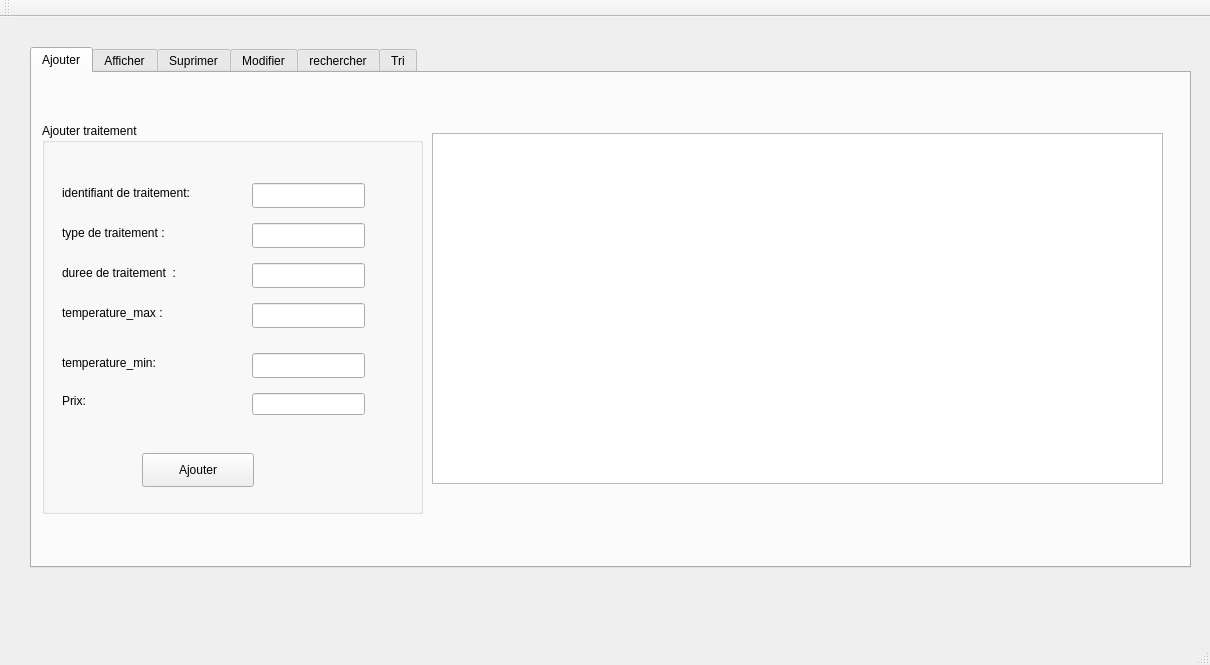
Old version of the form mainwindow.ui in the repository 24-25PCPP2A27/projet2a-2a27-smart-convervation-company.
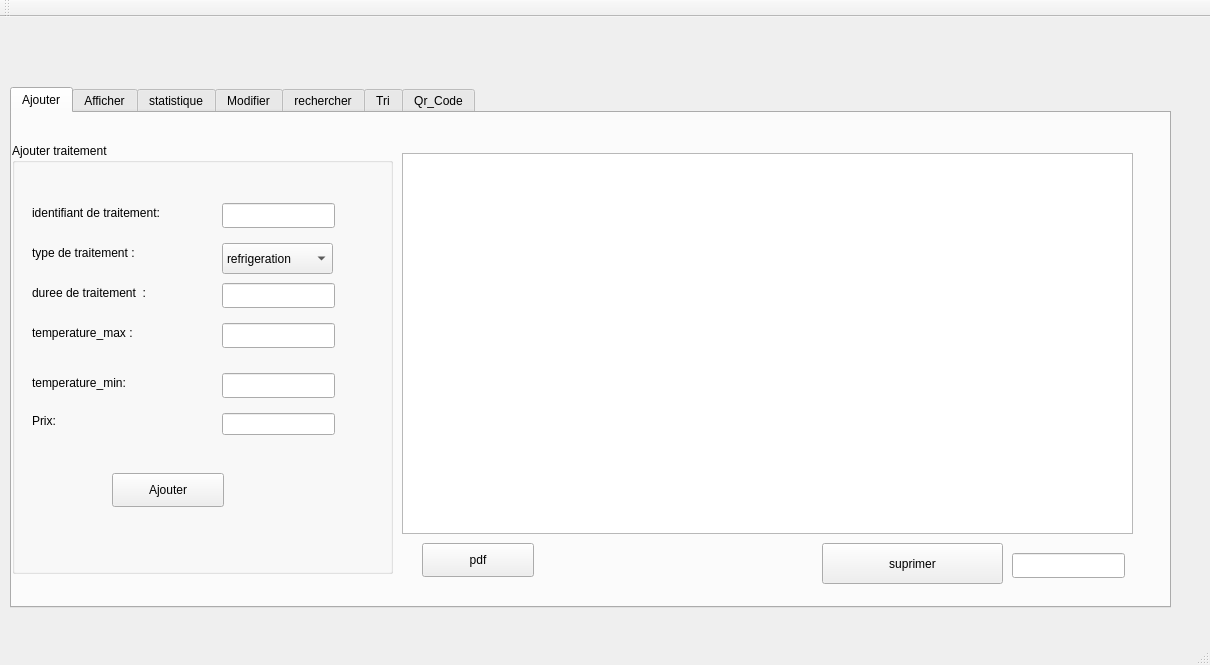
New version of the form. The open tabs and pages were chosen to show the change.

```diff
--- a/mainwindow.ui
+++ b/mainwindow.ui
@@ -17,8 +17,8 @@
    <widget class="QTabWidget" name="tabWidget">
     <property name="geometry">
      <rect>
-      <x>30</x>
-      <y>30</y>
+      <x>10</x>
+      <y>70</y>
       <width>1161</width>
       <height>521</height>
      </rect>
@@ -33,10 +33,10 @@
      <widget class="QGroupBox" name="groupBox">
       <property name="geometry">
        <rect>
-        <x>10</x>
-        <y>50</y>
+        <x>0</x>
+        <y>30</y>
         <width>381</width>
-        <height>391</height>
+        <height>431</height>
        </rect>
       </property>
       <property name="title">
@@ -130,16 +130,6 @@
         </rect>
        </property>
       </widget>
-      <widget class="QLineEdit" name="type">
-       <property name="geometry">
-        <rect>
-         <x>210</x>
-         <y>100</y>
-         <width>113</width>
-         <height>25</height>
-        </rect>
-       </property>
-      </widget>
       <widget class="QLineEdit" name="duree">
        <property name="geometry">
         <rect>
@@ -193,17 +183,78 @@
         <string>Ajouter</string>
        </property>
       </widget>
+      <widget class="QComboBox" name="type">
+       <property name="geometry">
+        <rect>
+         <x>210</x>
+         <y>100</y>
+         <width>111</width>
+         <height>31</height>
+        </rect>
+       </property>
+       <item>
+        <property name="text">
+         <string>refrigeration</string>
+        </property>
+       </item>
+       <item>
+        <property name="text">
+         <string>congelation</string>
+        </property>
+       </item>
+       <item>
+        <property name="text">
+         <string>stockage sous vide</string>
+        </property>
+       </item>
+      </widget>
      </widget>
      <widget class="QTableView" name="tab_6">
       <property name="geometry">
        <rect>
-        <x>400</x>
-        <y>60</y>
+        <x>390</x>
+        <y>40</y>
         <width>731</width>
-        <height>351</height>
+        <height>381</height>
        </rect>
       </property>
      </widget>
+     <widget class="QPushButton" name="pushButton_3">
+      <property name="geometry">
+       <rect>
+        <x>410</x>
+        <y>430</y>
+        <width>112</width>
+        <height>34</height>
+       </rect>
+      </property>
+      <property name="text">
+       <string>pdf</string>
+      </property>
+     </widget>
+     <widget class="QLineEdit" name="id_supp">
+      <property name="geometry">
+       <rect>
+        <x>1000</x>
+        <y>440</y>
+        <width>113</width>
+        <height>25</height>
+       </rect>
+      </property>
+     </widget>
+     <widget class="QPushButton" name="suprimer">
+      <property name="geometry">
+       <rect>
+        <x>810</x>
+        <y>430</y>
+        <width>181</width>
+        <height>41</height>
+       </rect>
+      </property>
+      <property name="text">
+       <string>suprimer</string>
+      </property>
+     </widget>
     </widget>
     <widget class="QWidget" name="tab_2">
      <attribute name="title">
@@ -232,11 +283,16 @@
        <string>Afficher</string>
       </property>
      </widget>
-    </widget>
-    <widget class="QWidget" name="tab_3">
-     <attribute name="title">
-      <string>Suprimer</string>
-     </attribute>
+     <widget class="QLineEdit" name="rech_id">
+      <property name="geometry">
+       <rect>
+        <x>720</x>
+        <y>70</y>
+        <width>131</width>
+        <height>41</height>
+       </rect>
+      </property>
+     </widget>
      <widget class="QLabel" name="label_6">
       <property name="geometry">
        <rect>
@@ -250,23 +306,28 @@
        <string>L'identifiant</string>
       </property>
      </widget>
-     <widget class="QLineEdit" name="id_supp">
+    </widget>
+    <widget class="QWidget" name="tab_3">
+     <attribute name="title">
+      <string>statistique</string>
+     </attribute>
+     <widget class="QWidget" name="verticalLayoutWidget">
       <property name="geometry">
        <rect>
-        <x>310</x>
-        <y>130</y>
-        <width>113</width>
-        <height>25</height>
+        <x>40</x>
+        <y>20</y>
+        <width>1061</width>
+        <height>381</height>
        </rect>
       </property>
      </widget>
-     <widget class="QPushButton" name="suprimer">
+     <widget class="QPushButton" name="stats">
       <property name="geometry">
        <rect>
-        <x>240</x>
-        <y>280</y>
-        <width>181</width>
-        <height>61</height>
+        <x>470</x>
+        <y>420</y>
+        <width>141</width>
+        <height>51</height>
        </rect>
       </property>
       <property name="text">
@@ -528,6 +589,57 @@
         <y>90</y>
         <width>21</width>
         <height>20</height>
+       </rect>
+      </property>
+      <property name="text">
+       <string/>
+      </property>
+     </widget>
+     <widget class="QTableView" name="tab_tri">
+      <property name="geometry">
+       <rect>
+        <x>150</x>
+        <y>150</y>
+        <width>841</width>
+        <height>311</height>
+       </rect>
+      </property>
+     </widget>
+    </widget>
+    <widget class="QWidget" name="tab_9">
+     <attribute name="title">
+      <string>Qr_Code</string>
+     </attribute>
+     <widget class="QPushButton" name="qrCode">
+      <property name="geometry">
+       <rect>
+        <x>380</x>
+        <y>430</y>
+        <width>161</width>
+        <height>41</height>
+       </rect>
+      </property>
+      <property name="text">
+       <string>QrCode</string>
+      </property>
+     </widget>
+     <widget class="QLineEdit" name="qr_code_bar">
+      <property name="geometry">
+       <rect>
+        <x>550</x>
+        <y>430</y>
+        <width>131</width>
+        <height>41</height>
+       </rect>
+      </property>
+     </widget>
+     <widget class="QLabel" name="qrcodecommande_2">
+      <property name="geometry">
+       <rect>
+        <x>320</x>
+        <y>90</y>
+        <width>461</width>
+        <height>321</height>
        </rect>
       </property>
       <property name="text">
```
Left out of the diff: 45 changed lines with no effect on the pictures.
